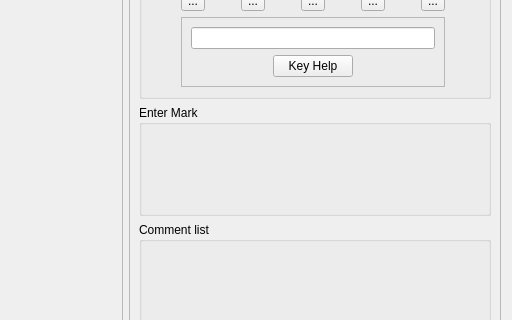
Above: qtCreatorFiles/ui_annotator_lefthandmouse.ui from plomgrading/plom before the change; both pictures show x 350 to 862 and y 142 to 462 of the 862 by 670 pixel window. Below: the same form after it.
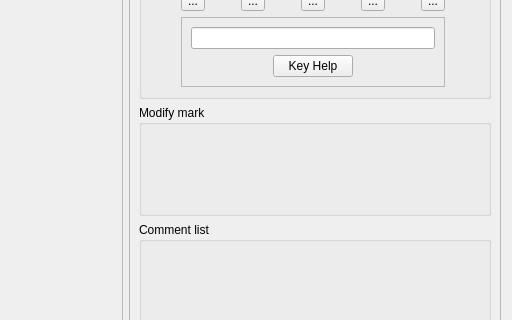
That is the form after the change.

Commit message: Updated "enter mark" label on annotator to say "modify mark"

What changed in the file:
```diff
--- a/qtCreatorFiles/ui_annotator_lefthandmouse.ui
+++ b/qtCreatorFiles/ui_annotator_lefthandmouse.ui
@@ -297,7 +297,7 @@
          </sizepolicy>
         </property>
         <property name="title">
-         <string>Enter Mark</string>
+         <string>Modify mark</string>
         </property>
         <layout class="QGridLayout" name="markGrid">
          <property name="leftMargin">
```
The commit also changes 3 other files.
